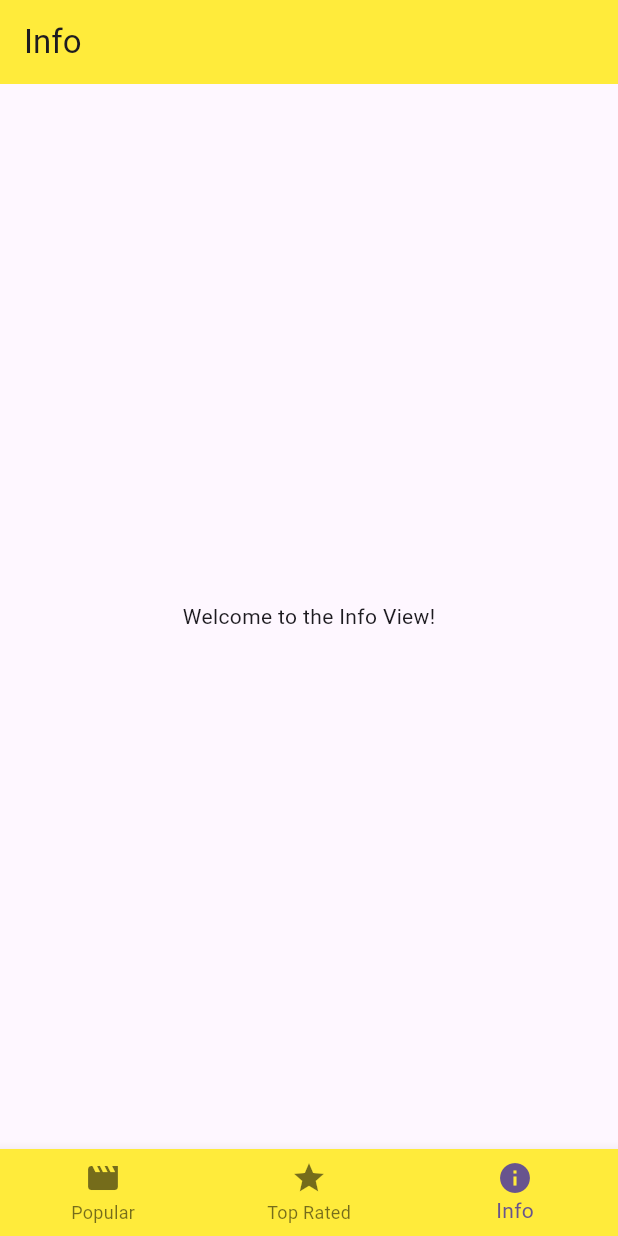
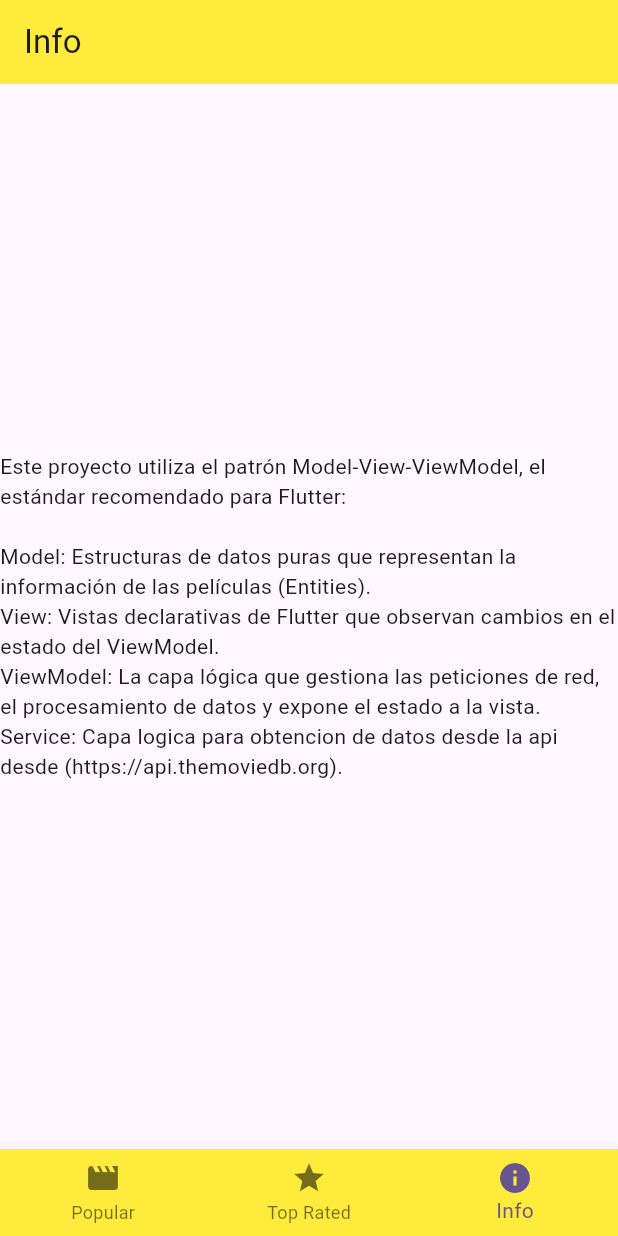
Before and after one commit to korbek99/fluttermoviestest, a Flutter app: the screen it shows after launch, item 3 of the bottom bar chosen, on a phone screen of 412 x 824 dp. Run offline on Flutter 3.47's test engine with Material 3 defaults, Android fonts, the phone set to English and light mode, and no system bars; network calls fail.

Commit message:
adding infoview text

```diff
--- a/lib/views/info/info_view.dart
+++ b/lib/views/info/info_view.dart
@@ -12,7 +12,12 @@ class InfoView extends StatelessWidget {
         backgroundColor: Colors.yellow,
       ),
       body: const Center(
-        child: Text('Welcome to the Info View!'),
+        child: Text('''Este proyecto utiliza el patrón Model-View-ViewModel, el estándar recomendado para Flutter:
+
+Model: Estructuras de datos puras que representan la información de las películas (Entities).
+View: Vistas declarativas de Flutter que observan cambios en el estado del ViewModel.
+ViewModel: La capa lógica que gestiona las peticiones de red, el procesamiento de datos y expone el estado a la vista.
+Service: Capa logica para obtencion de datos desde la api desde (https://api.themoviedb.org).'''),
       ),
     );
   }
```
